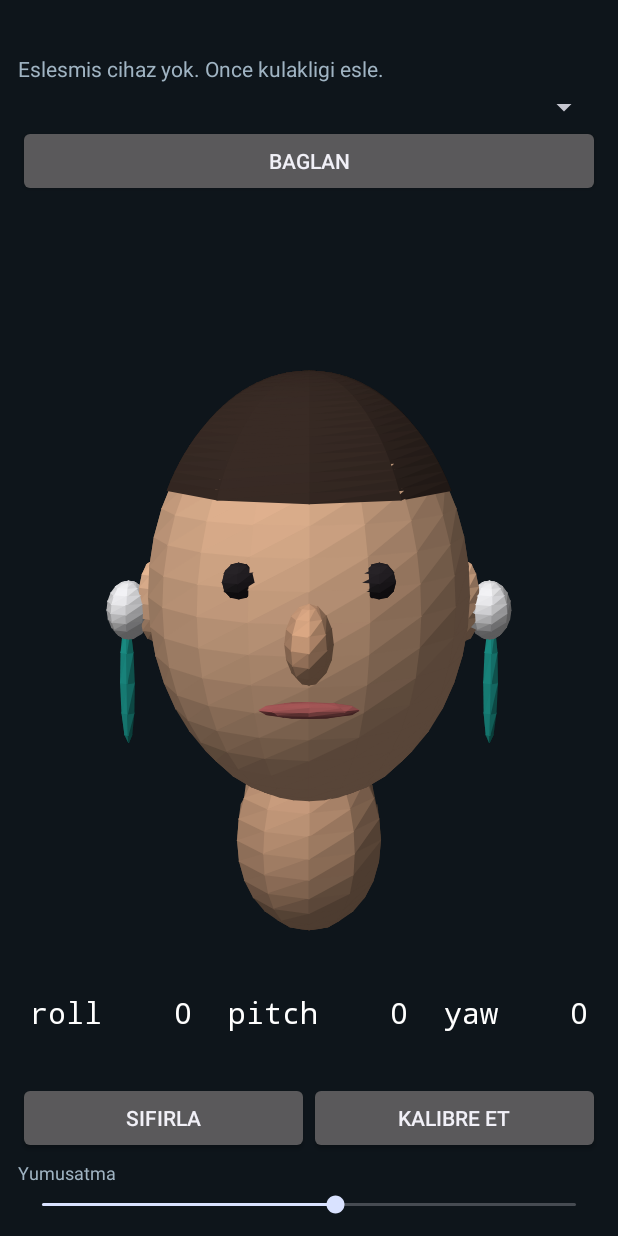
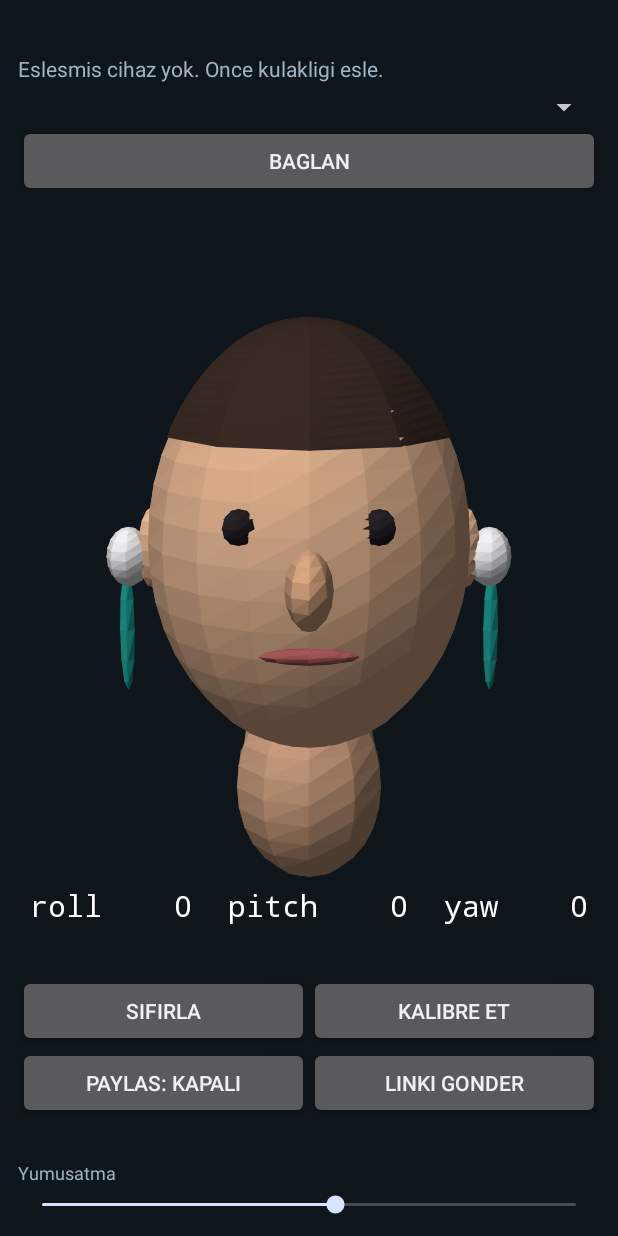
Before and after one commit to maumax0/kafa-takibi, an Android app: the screen it shows after launch (MainActivity), on a phone screen of 412 x 824 dp. Run offline under Robolectric (Android 15) with nearby library versions, the phone set to English and light mode, and no system bars.

Commit message:
Update MainActivity.java

```diff
--- a/app/src/main/java/app/kafa/MainActivity.java
+++ b/app/src/main/java/app/kafa/MainActivity.java
@@ -6,6 +6,8 @@ import android.bluetooth.BluetoothAdapter;
 import android.bluetooth.BluetoothDevice;
 import android.bluetooth.BluetoothManager;
 import android.bluetooth.BluetoothSocket;
+import android.content.Intent;
+import android.content.SharedPreferences;
 import android.content.pm.PackageManager;
 import android.graphics.Color;
 import android.graphics.Typeface;
@@ -26,12 +28,22 @@ import java.io.InputStream;
 import java.io.OutputStream;
 import java.util.ArrayList;
 import java.util.List;
+import java.nio.charset.StandardCharsets;
+import java.security.SecureRandom;
+import java.util.Locale;
 import java.util.UUID;
 
 public class MainActivity extends Activity {
     private static final UUID[] UUIDS = {
         UUID.fromString("00000000-deca-fade-deca-deafdecacafe"),
         UUID.fromString("00001101-0000-1000-8000-00805F9B34FB")};
+
+    private static final String PAGES = "https://maumax0.github.io/kafa-takibi/";
+    private Button btnShare, btnSend;
+    private TextView shareInfo;
+    private volatile boolean sharing = false;
+    private volatile double[] headQ = {1, 0, 0, 0};
+    private String topic;
 
     private final Handler ui = new Handler(Looper.getMainLooper());
     private HeadView head;
@@ -93,6 +105,15 @@ public class MainActivity extends Activity {
         r2.addView(btnCal, lp());
         root.addView(r2);
 
+        LinearLayout r3 = row();
+        btnShare = button("Paylas: Kapali");
+        btnSend = button("Linki gonder");
+        r3.addView(btnShare, lp());
+        r3.addView(btnSend, lp());
+        root.addView(r3);
+        shareInfo = text("", 11, Color.rgb(160, 180, 195));
+        root.addView(shareInfo);
+
         TextView sl = text("Yumusatma", 12, Color.rgb(160, 180, 195));
         root.addView(sl);
         SeekBar sb = new SeekBar(this);
@@ -110,6 +131,23 @@ public class MainActivity extends Activity {
         btnConnect.setOnClickListener(v -> { if (running) disconnect(); else connect(); });
         btnTare.setOnClickListener(v -> { calib.tare(lastRaw); hint.setText("Sifirlandi: su anki durus ileri bakis."); });
         btnCal.setOnClickListener(v -> startCalibration());
+        SharedPreferences pf = getSharedPreferences("kafa", 0);
+        topic = pf.getString("topic", null);
+        if (topic == null) {
+            String al = "abcdefghjkmnpqrstuvwxyz23456789";
+            SecureRandom rnd = new SecureRandom();
+            StringBuilder sb2 = new StringBuilder();
+            for (int k = 0; k < 10; k++) sb2.append(al.charAt(rnd.nextInt(al.length())));
+            topic = sb2.toString();
+            pf.edit().putString("topic", topic).apply();
+        }
+        btnShare.setOnClickListener(v -> toggleShare());
+        btnSend.setOnClickListener(v -> {
+            Intent it = new Intent(Intent.ACTION_SEND);
+            it.setType("text/plain");
+            it.putExtra(Intent.EXTRA_TEXT, link());
+            startActivity(Intent.createChooser(it, "Linki gonder"));
+        });
 
         ensurePermission();
         ui.post(tickUi);
@@ -225,7 +263,38 @@ public class MainActivity extends Activity {
         if (st == 2 && nodCap != null) nodCap.add(calib.delta(q));
         if (st == 3 && shakeCap != null) shakeCap.add(calib.delta(q));
         if (st != 0 && now >= calEnd) advanceCalibration(q);
-        head.setTarget(calib.head(q));
+        double[] hq = calib.head(q);
+        headQ = hq;
+        head.setTarget(hq);
+    }
+
+    // ---- canli paylasim (MQTT) ----
+    private String link() { return PAGES + "#" + topic; }
+
+    private void toggleShare() {
+        if (sharing) { sharing = false; btnShare.setText("Paylas: Kapali"); shareInfo.setText(""); return; }
+        sharing = true;
+        btnShare.setText("Paylas: Acik");
+        shareInfo.setText("Yayina baglaniyor...");
+        new Thread(() -> {
+            MqttPub m = new MqttPub();
+            try {
+                m.connect("broker.hivemq.com", 1883, "kafa-" + topic);
+                ui.post(() -> shareInfo.setText("Yayinda: " + link()));
+                while (sharing) {
+                    double[] q = headQ;
+                    String msg = String.format(Locale.US, "%.4f,%.4f,%.4f,%.4f", q[0], q[1], q[2], q[3]);
+                    m.publish("kafatakip/" + topic, msg.getBytes(StandardCharsets.UTF_8));
+                    Thread.sleep(50);
+                }
+            } catch (Exception e) {
+                final String em = String.valueOf(e.getMessage());
+                sharing = false;
+                ui.post(() -> { shareInfo.setText("Paylasim hatasi: " + em); btnShare.setText("Paylas: Kapali"); });
+            } finally {
+                m.close();
+            }
+        }, "mqtt").start();
     }
 
     // ---- kalibrasyon ----
@@ -276,5 +345,5 @@ public class MainActivity extends Activity {
         }
     };
 
-    @Override protected void onDestroy() { disconnect(); super.onDestroy(); }
+    @Override protected void onDestroy() { sharing = false; disconnect(); super.onDestroy(); }
 }
```
